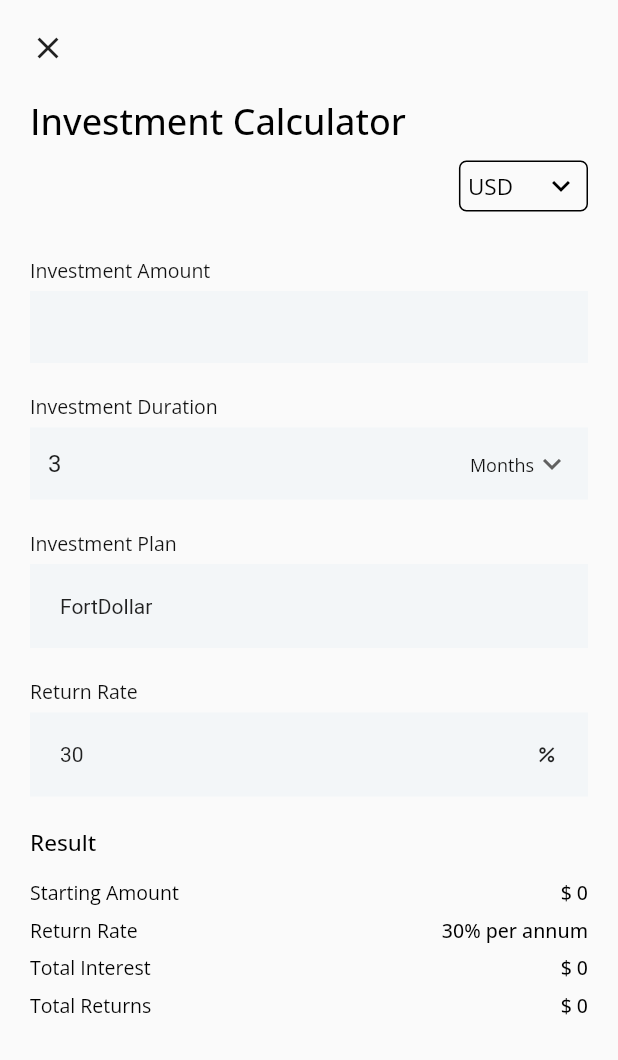
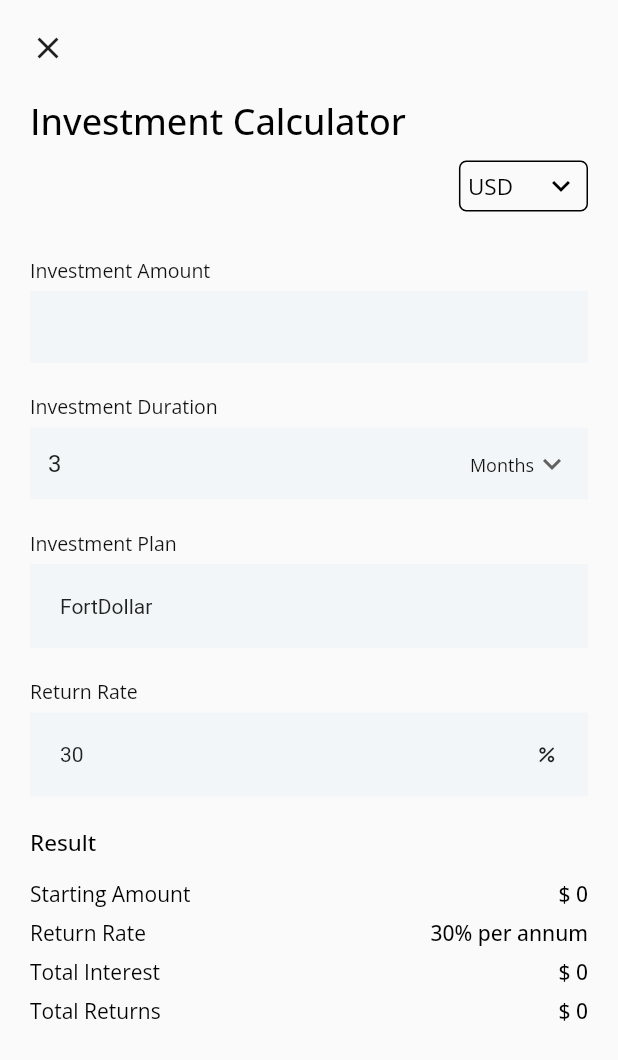
Before and after one commit to Utitofon-Udoekong/fortfoliofire, a Flutter app: the Calculator screen opened by its route, on a phone screen of 412 x 824 dp. Shown: the top 1060 px of the screen. Run offline on Flutter 3.47's test engine with Material 2 defaults, Android fonts, the phone set to English and light mode, and no system bars; our stand-ins replace auto_route, bloc, cached_network_image, carousel_slider, cloud_firestore, cloud_functions and 25 more; missing offline and left inert: firebase_app_check, pattern_formatter, webview_flutter_android; accounts and stored records are empty; project files that could hold a hidden picture were left out.

Commit message:
corrected error in tabs

```diff
--- a/lib/presentation/home/dashboard/screens/payment_method/payment_method.dart
+++ b/lib/presentation/home/dashboard/screens/payment_method/payment_method.dart
@@ -77,11 +77,11 @@ class _PaymentMethodState extends State<PaymentMethod>
                             controller: _tabController,
                             tabs: const [
                               Tab(
-                                text: 'Crypto Wallet',
+                                text: 'Banks',
                               ),
                               Tab(
-                                text: 'Banks',
-                              ),
+                                text: 'Crypto Wallet',
+                              )
                             ],
                           ),
                         ),
--- a/lib/presentation/home/investment/calculator/cubit/calculator_cubit.dart
+++ b/lib/presentation/home/investment/calculator/cubit/calculator_cubit.dart
@@ -93,4 +93,8 @@ class CalculatorCubit extends Cubit<CalculatorState> {
     final double total = investmentAmount + (investmentAmount * ((returnRate/100) * (duration / 12)));
     emit(state.copyWith(totalReturns: total));
   }
+
+  void reset(){
+    emit(state.copyWith(investmentAmount: 0, returnRate: 30, totalReturns: 0, exchange: "USD", selectedPlan: "FortDollar", duration: 3));
+  }
 }
--- a/lib/presentation/home/investment/calculator/investment_calculator.dart
+++ b/lib/presentation/home/investment/calculator/investment_calculator.dart
@@ -19,7 +19,12 @@ class Calculator extends StatelessWidget {
         context.select((CalculatorCubit cubit) => cubit.state.exchange);
     final invAmount =
         context.select((CalculatorCubit cubit) => cubit.state.investmentAmount);
-    return Scaffold(
+    return WillPopScope(
+      onWillPop: ()async{
+        context.read<CalculatorCubit>().reset();
+        return true;
+      },
+      child: Scaffold(
             body: SafeArea(
           child: Padding(
             padding: kDefaultPadding,
@@ -31,7 +36,10 @@ class Calculator extends StatelessWidget {
                   height: 20,
                 ),
                 InkWell(
-                onTap: () => context.router.pop(),
+                  onTap: () {
+                    context.router.pop();
+                    context.read<CalculatorCubit>().reset();
+                  },
                   child: const Icon(Icons.close),
                 ),
                 const SizedBox(
@@ -338,7 +346,8 @@ class Calculator extends StatelessWidget {
               ]),
             ),
           ),
-      ));
+        )),
+    );
   }
 
   String getSymbol(String iconName){
@@ -400,12 +409,12 @@ class Calculator extends StatelessWidget {
       children: <Widget>[
         Text(
           title,
-          style: subTitle.copyWith(fontSize: 13, color: kBlackColor),
+          style: subTitle.copyWith(fontSize: 14, color: kBlackColor),
         ),
         Text(
           sub,
           style: subTitle.copyWith(
-              fontSize: 13, color: kBlackColor, fontWeight: FontWeight.w500),
+              fontSize: 14, color: kBlackColor, fontWeight: FontWeight.w500),
         ),
       ],
     );
```
Lines whose indentation alone changed are shown as unchanged.
